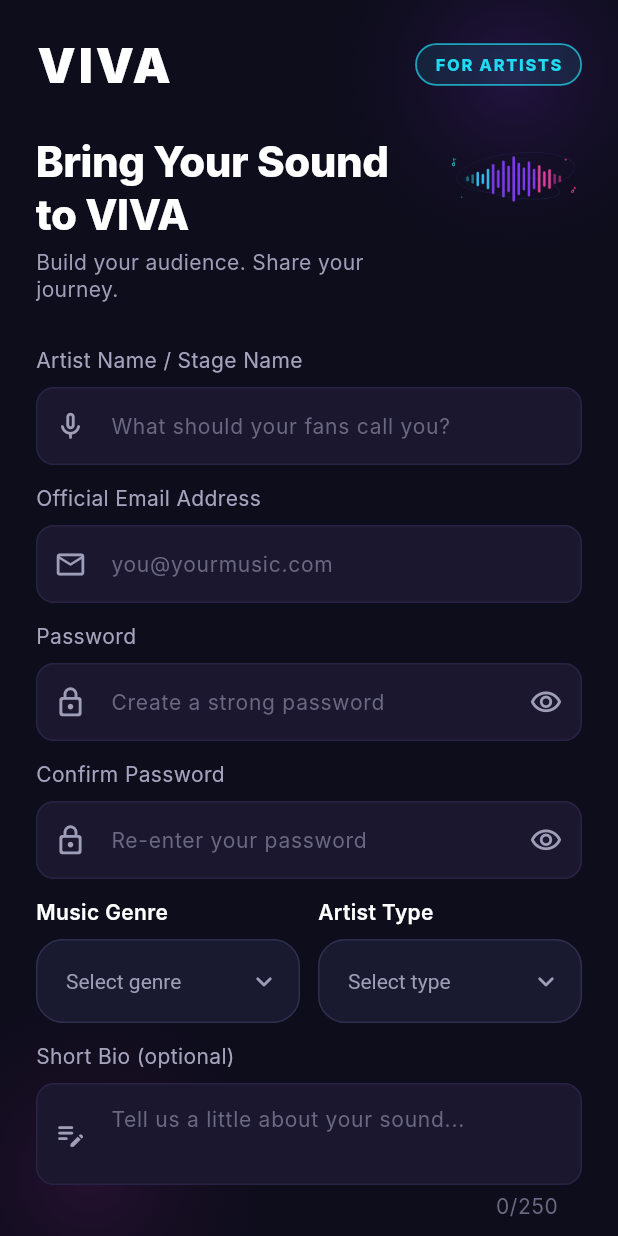
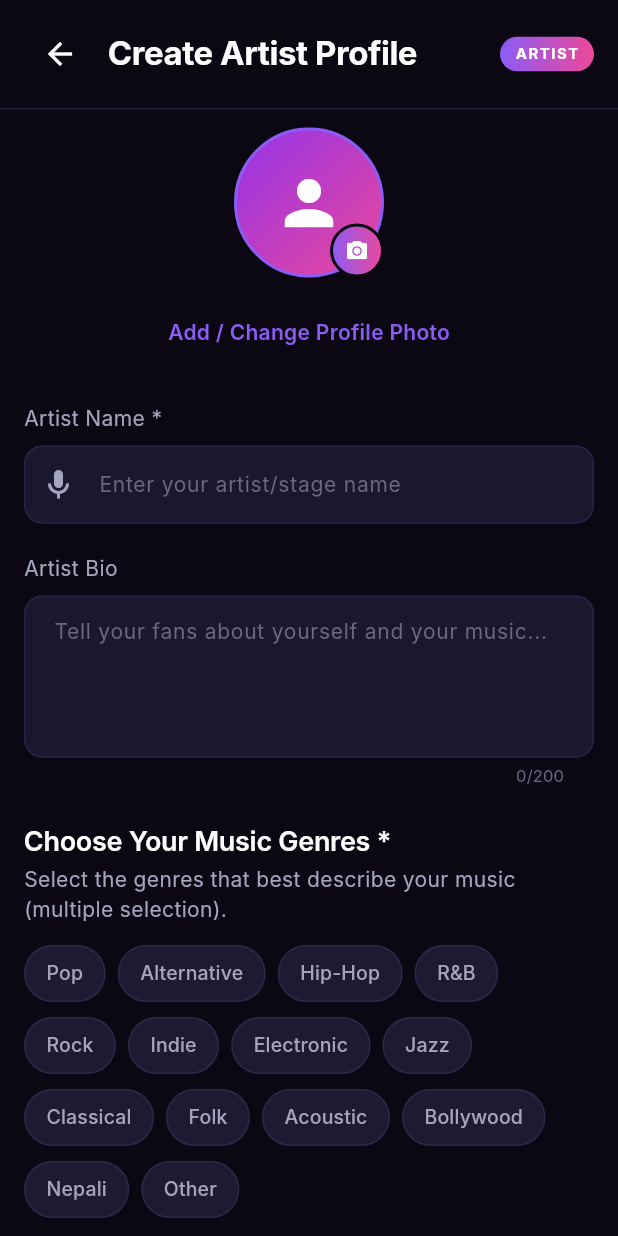
Before and after one commit to anushkachalisee-sys/VIVA_Batch39_AIC, a Flutter app: the screen it shows after launch, on a phone screen of 412 x 824 dp. Run offline on Flutter 3.47's test engine with Material 3 defaults, Android fonts, the phone set to English and light mode, and no system bars; accounts and stored records are empty; Roboto replaces fonts that are missing (Inter).

Commit message:
Artist profile creation screen UI completed

```diff
--- a/lib/app/routes/app_routes.dart
+++ b/lib/app/routes/app_routes.dart
@@ -1,14 +1,17 @@
 import 'package:flutter/material.dart';
 import '../../features/authentication/presentation/listener/user_login_page.dart';
 import '../../features/authentication/presentation/artist/artist_login_page.dart';
+import '../../features/artist_profile/presentation/artist_profile_setup_screen.dart';
 
 /// Navigation routes for VIVA.
 class AppRoutes {
   static const String userLogin = '/user-login';
   static const String artistLogin = '/artist-login';
+  static const String artistProfileSetup = '/artist-profile-setup';
 
   static Map<String, WidgetBuilder> get routes => {
         userLogin: (context) => const UserLoginPage(),
         artistLogin: (context) => const ArtistLoginPage(),
+        artistProfileSetup: (context) => const ArtistProfileSetupScreen(),
       };
 }
--- /dev/null
+++ b/lib/features/artist_profile/presentation/artist_profile_setup_screen.dart
@@ -0,0 +1,483 @@
+import 'package:flutter/material.dart';
+import '../../../app/theme/app_colors.dart';
+import '../../../app/theme/app_dimensions.dart';
+import '../../../app/theme/app_text_styles.dart';
+import '../../../core/widgets/custom_text_field.dart';
+import '../../../core/widgets/gradient_button.dart';
+import '../../music_preferences/presentation/widgets/preference_chip.dart';
+
+/// Screen for US29: Artist Profile Creation
+/// Allows artists to enter their stage name, bio (with 200 char counter),
+/// select multiple music genres, upload/select profile photo, optional social/location details,
+/// and create their artist profile.
+class ArtistProfileSetupScreen extends StatefulWidget {
+  const ArtistProfileSetupScreen({super.key});
+
+  @override
+  State<ArtistProfileSetupScreen> createState() => _ArtistProfileSetupScreenState();
+}
+
+class _ArtistProfileSetupScreenState extends State<ArtistProfileSetupScreen> {
+  final _formKey = GlobalKey<FormState>();
+
+  final TextEditingController _artistNameController = TextEditingController();
+  final TextEditingController _bioController = TextEditingController();
+  final TextEditingController _locationController = TextEditingController();
+  final TextEditingController _instagramController = TextEditingController();
+  final TextEditingController _youtubeController = TextEditingController();
+
+  // Selected profile image (asset path or file path)
+  String? _selectedImagePath;
+
+  // Selected music genres
+  final Set<String> _selectedGenres = {};
+
+  bool _isLoading = false;
+
+  static const List<String> _availableGenres = [
+    'Pop',
+    'Alternative',
+    'Hip-Hop',
+    'R&B',
+    'Rock',
+    'Indie',
+    'Electronic',
+    'Jazz',
+    'Classical',
+    'Folk',
+    'Acoustic',
+    'Bollywood',
+    'Nepali',
+    'Other',
+  ];
+
+  static const List<String> _sampleArtistImages = [
+    'assets/images/artists/ariana_grande.jpg',
+    'assets/images/artists/daniel_caesar.jpg',
+    'assets/images/artists/justin_bieber.jpg',
+    'assets/images/artists/lana_del_rey.jpg',
+    'assets/images/artists/sza.jpg',
+    'assets/images/artists/the_weekend.jpg',
+  ];
+
+  @override
+  void dispose() {
+    _artistNameController.dispose();
+    _bioController.dispose();
+    _locationController.dispose();
+    _instagramController.dispose();
+    _youtubeController.dispose();
+    super.dispose();
+  }
+
+  void _toggleGenre(String genre) {
+    setState(() {
+      if (_selectedGenres.contains(genre)) {
+        _selectedGenres.remove(genre);
+      } else {
+        _selectedGenres.add(genre);
+      }
+    });
+  }
+
+  void _showImagePickerBottomSheet() {
+    showModalBottomSheet(
+      context: context,
+      backgroundColor: AppColors.cardBackground,
+      shape: const RoundedRectangleBorder(
+        borderRadius: BorderRadius.vertical(top: Radius.circular(20)),
+      ),
+      builder: (context) {
+        return Container(
+          padding: const EdgeInsets.all(20),
+          child: Column(
+            mainAxisSize: MainAxisSize.min,
+            crossAxisAlignment: CrossAxisAlignment.start,
+            children: [
+              Row(
+                mainAxisAlignment: MainAxisAlignment.spaceBetween,
+                children: [
+                  const Text(
+                    'Select Profile Photo',
+                    style: AppTextStyles.heading3,
+                  ),
+                  IconButton(
+                    icon: const Icon(Icons.close, color: AppColors.secondaryText),
+                    onPressed: () => Navigator.pop(context),
+                  ),
+                ],
+              ),
+              const SizedBox(height: 12),
+              const Text(
+                'Choose from sample artist avatars or upload from your library:',
+                style: AppTextStyles.subtitle,
+              ),
+              const SizedBox(height: 16),
+              SizedBox(
+                height: 90,
+                child: ListView.separated(
+                  scrollDirection: Axis.horizontal,
+                  itemCount: _sampleArtistImages.length,
+                  separatorBuilder: (context, index) => const SizedBox(width: 12),
+                  itemBuilder: (context, index) {
+                    final imgPath = _sampleArtistImages[index];
+                    return GestureDetector(
+                      onTap: () {
+                        setState(() {
+                          _selectedImagePath = imgPath;
+                        });
+                        Navigator.pop(context);
+                      },
+                      child: CircleAvatar(
+                        radius: 40,
+                        backgroundColor: AppColors.avatarPlaceholder,
+                        backgroundImage: AssetImage(imgPath),
+                      ),
+                    );
+                  },
+                ),
+              ),
+              const SizedBox(height: 20),
+              GradientButton(
+                text: 'Upload from Device Library',
+                icon: const Icon(Icons.photo_library, color: Colors.white, size: 18),
+                onPressed: () {
+                  setState(() {
+                    _selectedImagePath = _sampleArtistImages.first;
+                  });
+                  Navigator.pop(context);
+                  ScaffoldMessenger.of(context).showSnackBar(
+                    const SnackBar(
+                      content: Text('Profile photo selected successfully!'),
+                      backgroundColor: AppColors.cardBackground,
+                    ),
+                  );
+                },
+              ),
+              const SizedBox(height: 10),
+            ],
+          ),
+        );
+      },
+    );
+  }
+
+  void _handleCreateProfile() async {
+    final isValid = _formKey.currentState?.validate() ?? false;
+    if (!isValid) return;
+
+    if (_selectedGenres.isEmpty) {
+      ScaffoldMessenger.of(context).showSnackBar(
+        const SnackBar(
+          content: Text('Please select at least one music genre.'),
+          backgroundColor: AppColors.error,
+        ),
+      );
+      return;
+    }
+
+    setState(() {
+      _isLoading = true;
+    });
+
+    await Future.delayed(const Duration(milliseconds: 1500));
+
+    if (!mounted) return;
+
+    setState(() {
+      _isLoading = false;
+    });
+
+    ScaffoldMessenger.of(context).showSnackBar(
+      SnackBar(
+        backgroundColor: AppColors.cardBackground,
+        behavior: SnackBarBehavior.floating,
+        shape: RoundedRectangleBorder(
+          borderRadius: BorderRadius.circular(12),
+          side: const BorderSide(color: AppColors.primaryPurple, width: 1),
+        ),
+        content: Row(
+          children: [
+            const Icon(Icons.check_circle, color: AppColors.accentCyan, size: 22),
+            const SizedBox(width: 12),
+            Expanded(
+              child: Column(
+                mainAxisSize: MainAxisSize.min,
+                crossAxisAlignment: CrossAxisAlignment.start,
+                children: [
+                  const Text(
+                    'Artist Profile Created Successfully!',
+                    style: TextStyle(color: AppColors.primaryText, fontWeight: FontWeight.bold),
+                  ),
+                  Text(
+                    'Welcome, ${_artistNameController.text}!',
+                    style: const TextStyle(color: AppColors.secondaryText, fontSize: 12),
+                  ),
+                ],
+              ),
+            ),
+          ],
+        ),
+      ),
+    );
+
+    Navigator.pop(context);
+  }
+
+  @override
+  Widget build(BuildContext context) {
+    return Scaffold(
+      backgroundColor: AppColors.background,
+      body: SafeArea(
+        child: Column(
+          children: [
+            // App Bar
+            Padding(
+              padding: const EdgeInsets.symmetric(horizontal: 16, vertical: 12),
+              child: Row(
+                children: [
+                  IconButton(
+                    icon: const Icon(Icons.arrow_back, color: AppColors.primaryText),
+                    onPressed: () => Navigator.pop(context),
+                  ),
+                  const SizedBox(width: 8),
+                  const Text(
+                    'Create Artist Profile',
+                    style: AppTextStyles.heading2,
+                  ),
+                  const Spacer(),
+                  Container(
+                    padding: const EdgeInsets.symmetric(horizontal: 10, vertical: 4),
+                    decoration: BoxDecoration(
+                      gradient: AppColors.primaryGradient,
+                      borderRadius: BorderRadius.circular(12),
+                    ),
+                    child: const Text(
+                      'ARTIST',
+                      style: TextStyle(
+                        color: Colors.white,
+                        fontSize: 10,
+                        fontWeight: FontWeight.bold,
+                        letterSpacing: 1.0,
+                      ),
+                    ),
+                  ),
+                ],
+              ),
+            ),
+            const Divider(color: AppColors.cardBorder, height: 1),
+
+            // Scrollable Form Body
+            Expanded(
+              child: SingleChildScrollView(
+                physics: const BouncingScrollPhysics(),
+                padding: AppDimensions.screenPadding,
+                child: Form(
+                  key: _formKey,
+                  child: Column(
+                    crossAxisAlignment: CrossAxisAlignment.start,
+                    children: [
+                      // Profile Photo Section
+                      Center(
+                        child: Column(
+                          children: [
+                            Stack(
+                              children: [
+                                GestureDetector(
+                                  onTap: _showImagePickerBottomSheet,
+                                  child: Container(
+                                    width: 100,
+                                    height: 100,
+                                    decoration: BoxDecoration(
+                                      shape: BoxShape.circle,
+                                      gradient: _selectedImagePath == null ? AppColors.avatarGradient : null,
+                                      border: Border.all(color: AppColors.primaryPurple, width: 2),
+                                      image: _selectedImagePath != null
+                                          ? DecorationImage(
+                                              image: AssetImage(_selectedImagePath!),
+                                              fit: BoxFit.cover,
+                                            )
+                                          : null,
+                                    ),
+                                    child: _selectedImagePath == null
+                                        ? const Icon(
+                                            Icons.person,
+                                            size: 48,
+                                            color: Colors.white,
+                                          )
+                                        : null,
+                                  ),
+                                ),
+                                Positioned(
+                                  bottom: 0,
+                                  right: 0,
+                                  child: GestureDetector(
+                                    onTap: _showImagePickerBottomSheet,
+                                    child: Container(
+                                      padding: const EdgeInsets.all(8),
+                                      decoration: BoxDecoration(
+                                        gradient: AppColors.primaryGradient,
+                                        shape: BoxShape.circle,
+                                        border: Border.all(color: AppColors.background, width: 2),
+                                      ),
+                                      child: const Icon(
+                                        Icons.camera_alt,
+                                        size: 16,
+                                        color: Colors.white,
+                                      ),
+                                    ),
+                                  ),
+                                ),
+                              ],
+                            ),
+                            const SizedBox(height: 12),
+                            TextButton(
+                              onPressed: _showImagePickerBottomSheet,
+                              child: const Text(
+                                'Add / Change Profile Photo',
+                                style: TextStyle(
+                                  color: AppColors.primaryPurple,
+                                  fontWeight: FontWeight.w600,
+                                  fontSize: 14,
+                                ),
+                              ),
+                            ),
+                          ],
+                        ),
+                      ),
+                      const SizedBox(height: 24),
+
+                      // Artist Name
+                      CustomTextField(
+                        controller: _artistNameController,
+                        labelText: 'Artist Name *',
+                        hintText: 'Enter your artist/stage name',
+                        prefixIcon: const Icon(Icons.mic_outlined, color: AppColors.secondaryText),
+                        validator: (value) {
+                          if (value == null || value.trim().isEmpty) {
+                            return 'Please enter your artist or stage name';
+                          }
+                          return null;
+                        },
+                      ),
+                      const SizedBox(height: 20),
+
+                      // Artist Bio
+                      Column(
+                        crossAxisAlignment: CrossAxisAlignment.start,
+                        children: [
+                          const Text(
+                            'Artist Bio',
+                            style: AppTextStyles.subtitle,
+                          ),
+                          const SizedBox(height: 8),
+                          TextFormField(
+                            controller: _bioController,
+                            maxLength: 200,
+                            maxLines: 4,
+                            style: AppTextStyles.input,
+                            cursorColor: AppColors.primaryPink,
+                            onChanged: (_) => setState(() {}),
+                            decoration: InputDecoration(
+                              hintText: 'Tell your fans about yourself and your music...',
+                              hintStyle: AppTextStyles.hint,
+                              filled: true,
+                              fillColor: AppColors.searchBackground,
+                              border: OutlineInputBorder(
+                                borderRadius: BorderRadius.circular(AppDimensions.inputRadius),
+                                borderSide: const BorderSide(color: AppColors.searchBorder),
+                              ),
+                              enabledBorder: OutlineInputBorder(
+                                borderRadius: BorderRadius.circular(AppDimensions.inputRadius),
+                                borderSide: const BorderSide(color: AppColors.searchBorder),
+                              ),
+                              focusedBorder: OutlineInputBorder(
+                                borderRadius: BorderRadius.circular(AppDimensions.inputRadius),
+                                borderSide: const BorderSide(color: AppColors.primaryPurple),
+                              ),
+                              counterStyle: AppTextStyles.caption,
+                            ),
+                          ),
+                        ],
+                      ),
+                      const SizedBox(height: 24),
+
+                      // Music Genre Selection
+                      const Text(
+                        'Choose Your Music Genres *',
+                        style: AppTextStyles.heading3,
+                      ),
+                      const SizedBox(height: 4),
+                      const Text(
+                        'Select the genres that best describe your music (multiple selection).',
+                        style: AppTextStyles.subtitle,
+                      ),
+                      const SizedBox(height: 14),
+                      Wrap(
+                        spacing: 8,
+                        runSpacing: 10,
+                        children: _availableGenres.map((genre) {
+                          final isSelected = _selectedGenres.contains(genre);
+                          return PreferenceChip(
+                            label: genre,
+                            isSelected: isSelected,
+                            onTap: () => _toggleGenre(genre),
+                          );
+                        }).toList(),
+                      ),
+                      const SizedBox(height: 28),
+
+                      // Additional Details Section (Optional)
+                      const Text(
+                        'Additional Details (Optional)',
+                        style: AppTextStyles.heading3,
+                      ),
+                      const SizedBox(height: 16),
+                      CustomTextField(
+                        controller: _locationController,
+                        labelText: 'Location',
+                        hintText: 'e.g. Kathmandu, Nepal',
+                        prefixIcon: const Icon(Icons.location_on_outlined, color: AppColors.secondaryText),
+                      ),
+                      const SizedBox(height: 16),
+                      CustomTextField(
+                        controller: _instagramController,
+                        labelText: 'Instagram Handle',
+                        hintText: '@yourusername',
+                        prefixIcon: const Icon(Icons.camera_alt_outlined, color: AppColors.secondaryText),
+                      ),
+                      const SizedBox(height: 16),
+                      CustomTextField(
+                        controller: _youtubeController,
+                        labelText: 'YouTube Channel / Link',
+                        hintText: 'youtube.com/@yourchannel',
+                        prefixIcon: const Icon(Icons.play_circle_outline, color: AppColors.secondaryText),
+                      ),
+                      const SizedBox(height: 36),
+
+                      // Create Profile Button
+                      GradientButton(
+                        text: 'Create Profile',
+                        isLoading: _isLoading,
+                        onPressed: _handleCreateProfile,
+                      ),
+                      const SizedBox(height: 16),
+                      const Center(
+                        child: Text(
+                          'Your profile helps fans discover your music.',
+                          style: AppTextStyles.caption,
+                          textAlign: TextAlign.center,
+                        ),
+                      ),
+                      const SizedBox(height: 40),
+                    ],
+                  ),
+                ),
+              ),
+            ),
+          ],
+        ),
+      ),
+    );
+  }
+}
--- a/lib/main.dart
+++ b/lib/main.dart
@@ -1,5 +1,7 @@
 import 'package:flutter/material.dart';
 import 'app/theme/app_theme.dart';
+import 'app/routes/app_routes.dart';
+import 'features/artist_profile/presentation/artist_profile_setup_screen.dart';
 import 'features/authentication/presentation/artist/artist_registration_screen.dart';
 import 'features/authentication/presentation/listener/registration_screen.dart';
 
@@ -18,11 +20,13 @@ class VivaApp extends StatelessWidget {
       theme: AppTheme.darkTheme,
       darkTheme: AppTheme.darkTheme,
       themeMode: ThemeMode.dark,
-      // Set initialRoute to '/artist-registration' to launch Artist Registration directly.
-      initialRoute: '/artist-registration',
+      // Launch Artist Profile Setup screen directly for US29 testing.
+      initialRoute: AppRoutes.artistProfileSetup,
       routes: {
+        ...AppRoutes.routes,
         '/': (context) => const RegistrationScreen(),
         '/artist-registration': (context) => const ArtistRegistrationScreen(),
+        AppRoutes.artistProfileSetup: (context) => const ArtistProfileSetupScreen(),
       },
     );
   }
```
